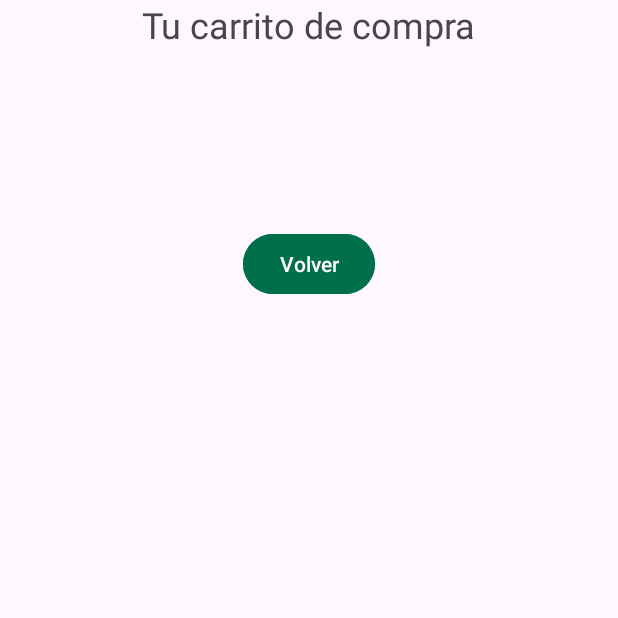
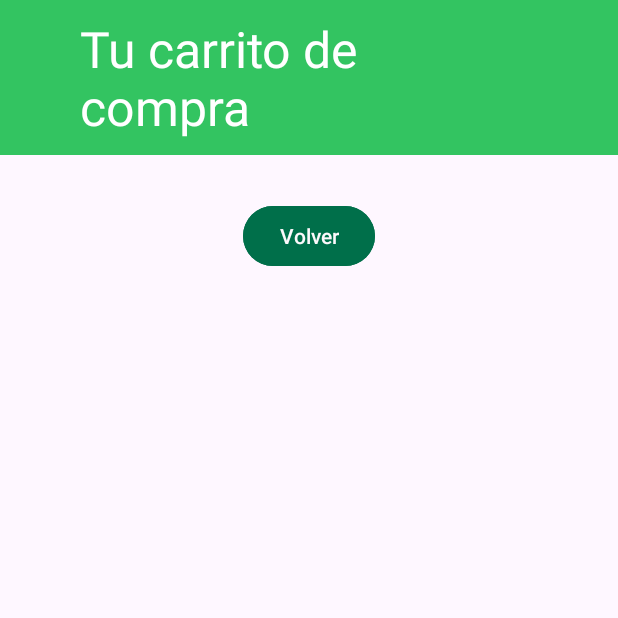
Before and after one commit to sgomezfajardo/Life2Food, an Android app: the CartActivity screen opened directly, with no data from a screen before it, on a phone screen of 412 x 824 dp, the top half of it. Run offline under Robolectric (Android 15) with nearby library versions, the phone set to English and light mode, and no system bars; our stand-ins replace Firebase (no records; nobody signed in at launch, a user with empty details on screens opened directly); pictures from the network do not load.

Commit message:
correct CartActivity

```diff
--- /dev/null
+++ b/app/src/main/res/drawable/rounded_background.xml
@@ -0,0 +1,5 @@
+<shape xmlns:android="http://schemas.android.com/apk/res/android">
+    <solid android:color="#33C361" />
+    <corners android:radius="50dp" />
+
+</shape>
--- a/app/src/main/res/layout/activity_cart.xml
+++ b/app/src/main/res/layout/activity_cart.xml
@@ -1,6 +1,7 @@
 <?xml version="1.0" encoding="utf-8"?>
-<RelativeLayout xmlns:android="http://schemas.android.com/apk/res/android"
-    android:layout_width="wrap_content"
+
+<ScrollView xmlns:android="http://schemas.android.com/apk/res/android"
+    android:layout_width="match_parent"
     android:layout_height="match_parent"
     android:gravity="center_horizontal">
 
@@ -9,29 +10,31 @@
         android:layout_width="match_parent"
         android:layout_height="match_parent"
         android:gravity="center_horizontal"
+        android:padding="0dp"
         android:orientation="vertical">
 
         <TextView
             android:id="@+id/title"
             android:layout_width="wrap_content"
             android:layout_height="wrap_content"
+            android:layout_marginBottom="20dp"
+            android:background="@color/Life2Food_secundary"
+            android:paddingRight="53dp"
+            android:paddingLeft="53dp"
+            android:paddingBottom="10dp"
+            android:paddingTop="10dp"
             android:text="Tu carrito de compra"
-            android:textSize="24sp" />
-
-        <TextView
-            android:id="@+id/cart"
-            android:layout_width="wrap_content"
-            android:layout_height="wrap_content"
-            android:layout_marginTop="20dp" />
+            android:textColor="@color/white"
+            android:textSize="33dp" />
 
         <Button
             android:id="@+id/button_back"
             android:layout_width="wrap_content"
             android:layout_height="wrap_content"
-            android:layout_marginTop="80dp"
+            android:layout_marginTop="10dp"
             android:backgroundTint="#006F4A"
             android:text="Volver"
             android:textColor="#FDF9FC" />
     </LinearLayout>
 
-</RelativeLayout>
+</ScrollView>
--- a/app/src/main/res/layout/activity_ecommerce.xml
+++ b/app/src/main/res/layout/activity_ecommerce.xml
@@ -11,6 +11,7 @@
         android:layout_width="match_parent"
         android:layout_height="?attr/actionBarSize"
         android:background="@color/Life2Food_color"
+        app:titleTextColor="@color/white"
         android:theme="@style/ThemeOverlay.AppCompat.ActionBar"
         app:popupTheme="@style/ThemeOverlay.AppCompat.Light" />
 
@@ -20,6 +21,7 @@
         android:layout_width="match_parent"
         android:layout_height="wrap_content"
         android:iconifiedByDefault="false"
+        android:background="@color/Life2Food_secundary"
         android:queryHint="Search products..." />
 
     <!-- RecyclerView -->
--- a/app/src/main/res/values/colors.xml
+++ b/app/src/main/res/values/colors.xml
@@ -2,5 +2,7 @@
 <resources>
     <color name="black">#FF000000</color>
     <color name="white">#FFFFFFFF</color>
+    <color name="gray">#F5F5F5</color>
     <color name="Life2Food_color">#00704A</color>
+    <color name="Life2Food_secundary">#33c461</color>
 </resources>
```
Also changed, not shown: app/src/main/java/com/example/life2food/CartActivity.java (+44 -10 lines), app/src/main/java/com/example/life2food/ProductAdapter.java (+13 -29 lines), app/src/main/res/layout/activity_supermarket.xml (+25 -5 lines), app/src/main/res/layout/item_product.xml (+25 -27 lines).
